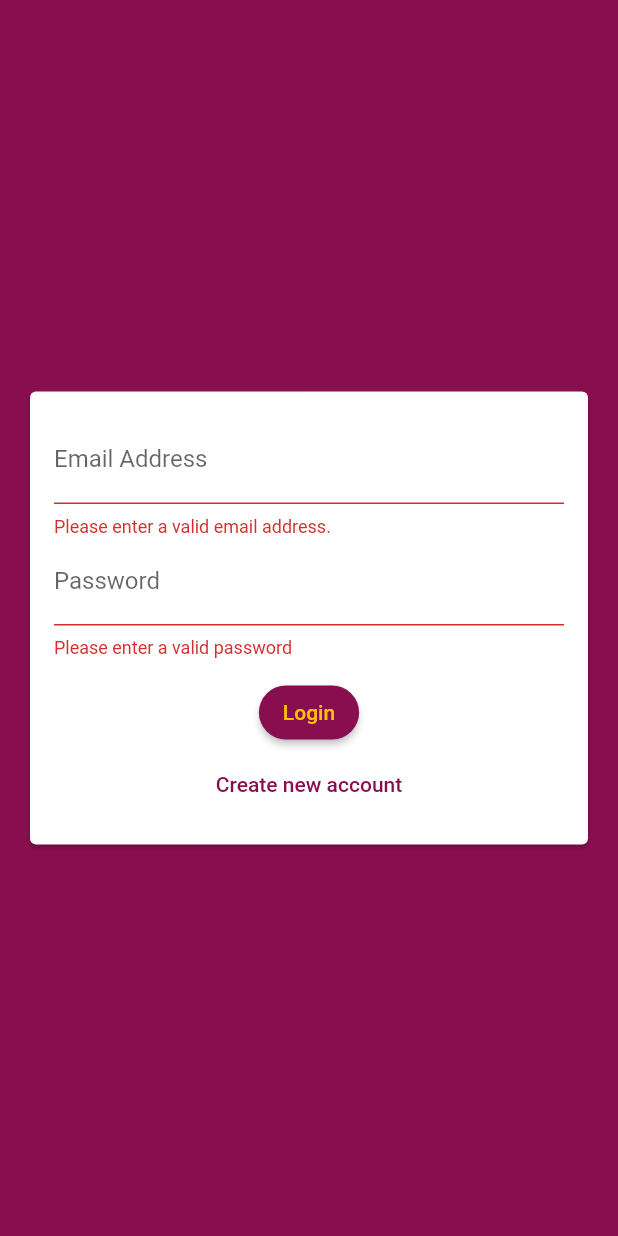
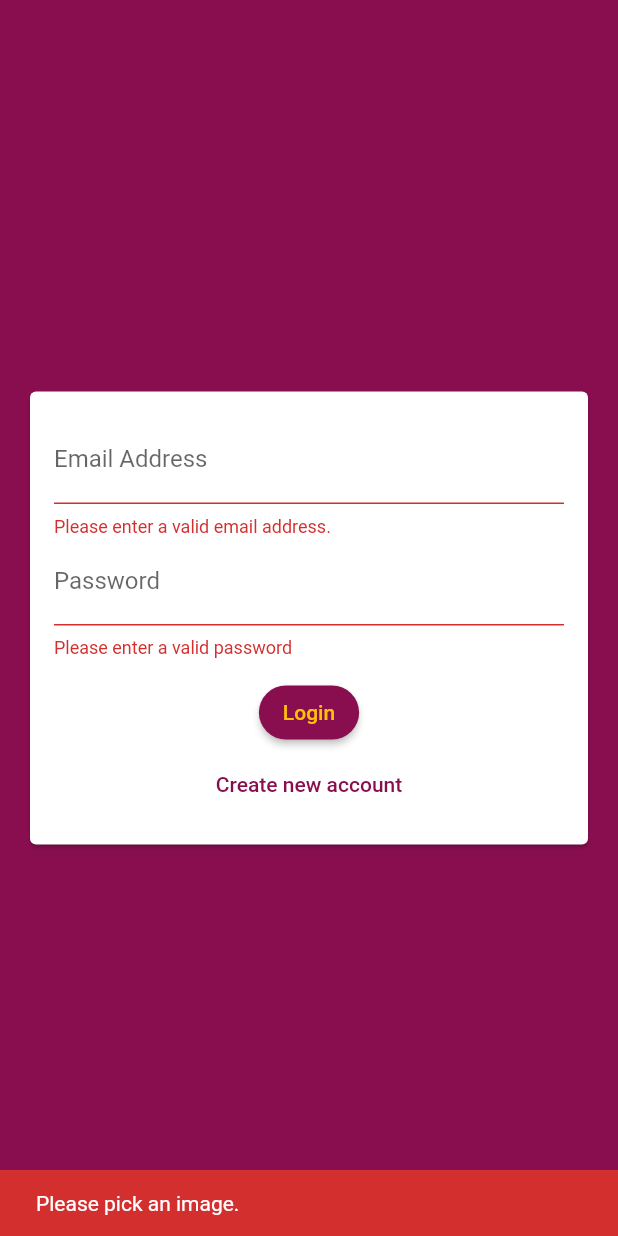
Before and after one commit to PaulTA91/chat_app, a Flutter app: the screen it shows after launch, after a tap on "Login", on a phone screen of 412 x 824 dp. Run offline on Flutter 3.47's test engine with Material 2 defaults, Android fonts, the phone set to English and light mode, and no system bars; our stand-ins replace cloud_firestore, firebase_auth, firebase_core, image_picker; accounts and stored records are empty.

Commit message:
340: Preparing upload and validating image

```diff
--- a/lib/widgets/auth/auth_form.dart
+++ b/lib/widgets/auth/auth_form.dart
@@ -1,3 +1,4 @@
+import 'dart:io';
 import 'package:flutter/material.dart';
 
 import '/widgets/pickers/user_image_picker.dart';
@@ -23,10 +24,25 @@ class _AuthFormState extends State<AuthForm> {
   var _userEmail = '';
   var _username = '';
   var _password = '';
+  File? _userImageFile;
+
+  void _pickedImage(File image) {
+    _userImageFile = image;
+  }
 
   void _trySubmit() {
     final isValid = _formKey.currentState!.validate();
     FocusScope.of(context).unfocus();
+
+    if (_userImageFile == null) {
+      ScaffoldMessenger.of(context).showSnackBar(
+        SnackBar(
+          content: const Text("Please pick an image."),
+          backgroundColor: Theme.of(context).errorColor,
+        ),
+      );
+      return;
+    }
 
     if (isValid) {
       _formKey.currentState?.save();
@@ -54,7 +70,7 @@ class _AuthFormState extends State<AuthForm> {
               child: Column(
                 mainAxisSize: MainAxisSize.min,
                 children: [
-                  if (!_isLogin) const UserImagePicker(),
+                  if (!_isLogin) UserImagePicker(imagePickFn: _pickedImage),
                   TextFormField(
                     key: const ValueKey('email'),
                     keyboardType: TextInputType.emailAddress,
--- a/pubspec.yaml
+++ b/pubspec.yaml
@@ -40,6 +40,7 @@ dependencies:
   firebase_core: ^2.4.1
   firebase_auth: ^4.2.5
   image_picker: ^0.8.6
+  firebase_storage: ^11.0.10
 
 dev_dependencies:
   flutter_test:
```
Also changed, not shown: lib/widgets/pickers/user_image_picker.dart (+7 -1 lines), pubspec.lock, 1 other file.
